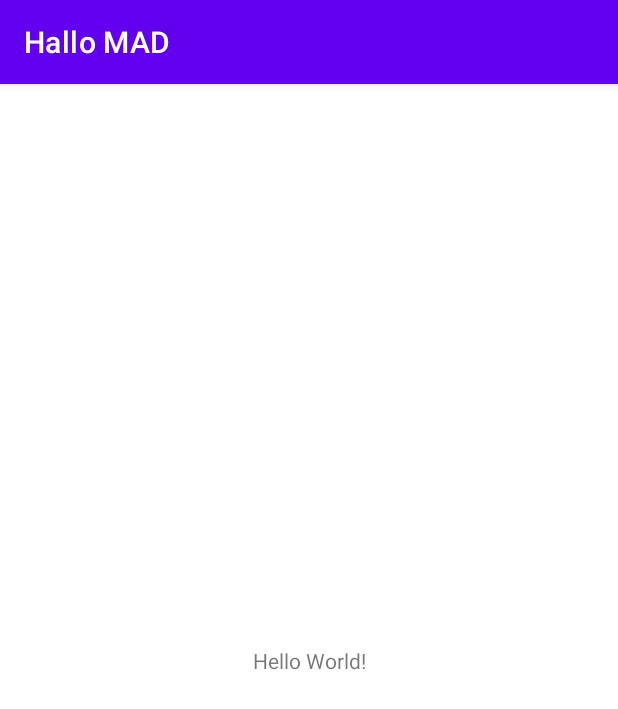
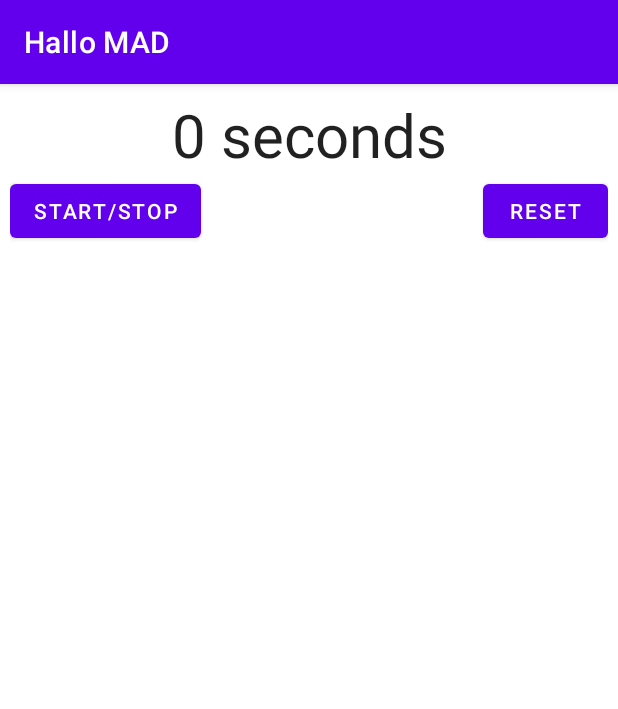
Before and after one commit to icicala/MAD, an Android app: the screen it shows after launch (MainActivity), on a phone screen of 412 x 824 dp. Shown: the top 709 px of the screen. Run offline under Robolectric (Android 15) with nearby library versions, the phone set to English and light mode, and no system bars.

Commit message:
feat(Week 8) Stop Watch Concurrency

```diff
--- a/app/src/main/java/de/thu/hallomad/MainActivity.java
+++ b/app/src/main/java/de/thu/hallomad/MainActivity.java
@@ -3,12 +3,28 @@ package de.thu.hallomad;
 import androidx.appcompat.app.AppCompatActivity;
 
 import android.os.Bundle;
+import android.view.View;
 
 public class MainActivity extends AppCompatActivity {
+    StopWatchRunnable runnable;
 
     @Override
     protected void onCreate(Bundle savedInstanceState) {
         super.onCreate(savedInstanceState);
         setContentView(R.layout.activity_main);
+
+
+        runnable = new StopWatchRunnable(findViewById(R.id.textView));
+        Thread t = new Thread(runnable);
+        t.start();
+    }
+
+    public void onClickStartStop(View view) {
+        runnable.startStop();
+
+    }
+
+    public void onClickReset(View view) {
+        runnable.reset();
     }
 }
--- /dev/null
+++ b/app/src/main/java/de/thu/hallomad/StopWatchRunnable.java
@@ -0,0 +1,56 @@
+package de.thu.hallomad;
+
+import android.widget.TextView;
+
+public class StopWatchRunnable implements Runnable {
+    private boolean running = false;
+    private int value = 0;
+    private TextView textView;
+
+    public StopWatchRunnable(TextView view) {
+        textView = view;
+    }
+
+    // this runs in own thread
+    @Override
+    public void run() {
+        while (true) {
+            synchronized (StopWatchRunnable.this) {
+                if (running) {
+                    value++;
+                    updateUI();
+                }
+            }
+            // TODO: Run in background
+            try {
+                Thread.sleep(500); //sleep 1 sec
+            } catch (InterruptedException e) {
+                e.printStackTrace();
+            }
+
+        }
+    }
+
+    // are called in the UI THREAD
+    synchronized public void startStop() {
+        running = !running;
+    }
+
+    synchronized public void reset() {
+        running = false;
+        value = 0;
+        updateUI();
+    }
+
+    // sent to UI thread
+    private void updateUI() {
+        Runnable r = new Runnable() {
+            @Override
+            public void run() {
+                textView.setText(value + " seconds");
+            }
+        };
+        textView.post(r);
+    }
+
+}
--- a/app/src/main/res/layout/activity_main.xml
+++ b/app/src/main/res/layout/activity_main.xml
@@ -1,18 +1,43 @@
-<?xml version="1.0" encoding="utf-8"?>
-<androidx.constraintlayout.widget.ConstraintLayout xmlns:android="http://schemas.android.com/apk/res/android"
-    xmlns:app="http://schemas.android.com/apk/res-auto"
+<RelativeLayout xmlns:android="http://schemas.android.com/apk/res/android"
     xmlns:tools="http://schemas.android.com/tools"
     android:layout_width="match_parent"
     android:layout_height="match_parent"
+    android:padding="10px"
     tools:context=".MainActivity">
 
     <TextView
+        android:id="@+id/textView"
+        android:layout_width="fill_parent"
+        android:layout_height="wrap_content"
+        android:layout_alignParentTop="true"
+        android:layout_centerHorizontal="true"
+        android:gravity="center"
+        android:text="0 seconds"
+        android:textAppearance="?android:attr/textAppearanceLarge"
+        android:textSize="40dp" />
+
+    <Button
+        android:id="@+id/button"
         android:layout_width="wrap_content"
         android:layout_height="wrap_content"
-        android:text="Hello World!"
-        app:layout_constraintBottom_toBottomOf="parent"
-        app:layout_constraintLeft_toLeftOf="parent"
-        app:layout_constraintRight_toRightOf="parent"
-        app:layout_constraintTop_toTopOf="parent" />
+        android:layout_below="@+id/textView"
+        android:layout_alignParentStart="true"
+        android:layout_alignParentLeft="true"
+        android:onClick="onClickStartStop"
+        android:text="Start/Stop" />
 
-</androidx.constraintlayout.widget.ConstraintLayout>
+    <Button
+        android:id="@+id/button2"
+        android:layout_width="wrap_content"
+        android:layout_height="wrap_content"
+        android:layout_below="@+id/textView"
+        android:layout_alignParentEnd="true"
+        android:layout_alignParentRight="true"
+        android:layout_marginStart="188dp"
+        android:layout_marginTop="0dp"
+        android:layout_toEndOf="@+id/button"
+        android:onClick="onClickReset"
+        android:text="Reset" />
+
+
+</RelativeLayout>
```
